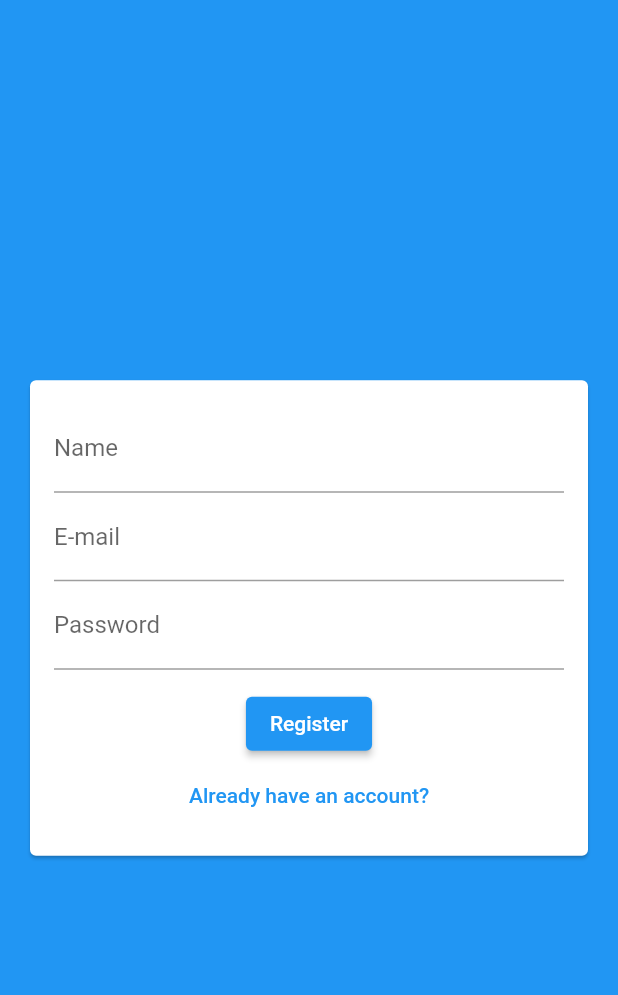
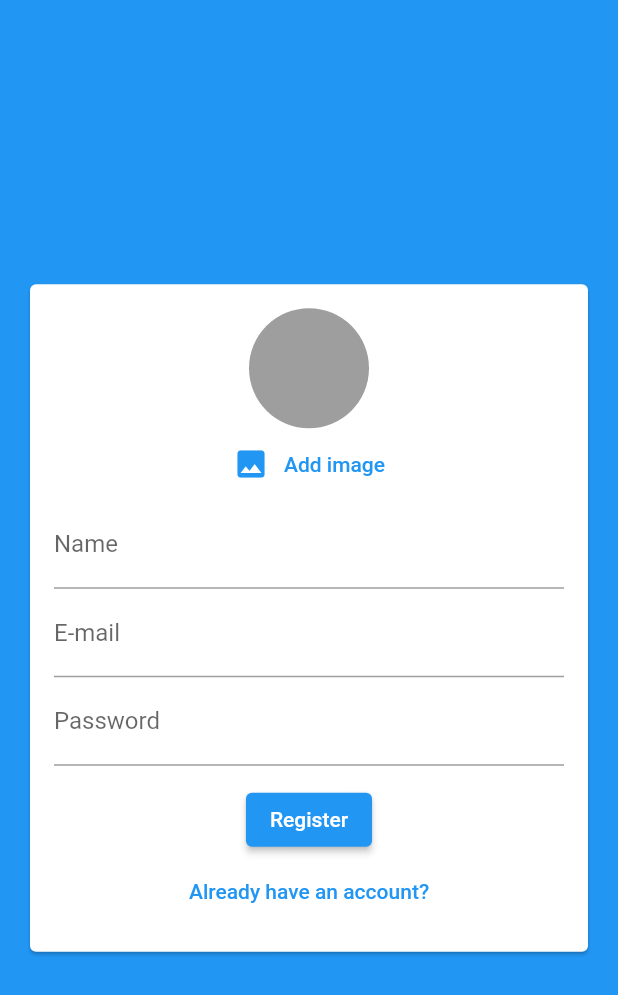
Before and after one commit to Uriel-David/Estudos_Dart-Flutter, a Flutter app: the AuthPage screen opened directly, after a tap on "Create new account?", on a phone screen of 412 x 824 dp. Shown: the top 995 px of the screen. Run offline on Flutter 3.47's test engine with Material 2 defaults, Android fonts, the light colour scheme and no system bars; our stand-ins replace flutter_dotenv, google_maps_flutter, image_picker, location, shared_preferences, sqflite; accounts and stored records are empty.

Commit message:
feat: auth methods and services mock impl

```diff
--- a/chat/lib/components/auth_form.dart
+++ b/chat/lib/components/auth_form.dart
@@ -1,8 +1,16 @@
-import 'package:chat/models/auth_form_data.dart';
+import 'dart:io';
+
+import 'package:chat/components/user_image_picker.dart';
+import 'package:chat/core/models/auth_form_data.dart';
 import 'package:flutter/material.dart';
 
 class AuthForm extends StatefulWidget {
-  const AuthForm({super.key});
+  const AuthForm({
+    super.key,
+    required this.onSubmit,
+  });
+
+  final void Function(AuthFormData) onSubmit;
 
   @override
   State<AuthForm> createState() => _AuthFormState();
@@ -12,8 +20,28 @@ class _AuthFormState extends State<AuthForm> {
   final _formKey = GlobalKey<FormState>();
   final _formData = AuthFormData();
 
+  void _showError(String msg) {
+    ScaffoldMessenger.of(context).showSnackBar(
+      SnackBar(
+        content: Text(msg),
+        backgroundColor: Theme.of(context).errorColor,
+      ),
+    );
+  }
+
   void _submit() {
-    _formKey.currentState?.validate();
+    final isValid = _formKey.currentState?.validate() ?? false;
+    if (!isValid) return;
+
+    if (_formData.image == null && _formData.isSignup) {
+      return _showError('Image not select');
+    }
+
+    widget.onSubmit(_formData);
+  }
+
+  void _handleImagePicker(File image) {
+    _formData.image = image;
   }
 
   @override
@@ -27,30 +55,59 @@ class _AuthFormState extends State<AuthForm> {
           child: Column(
             children: <Widget>[
               if (_formData.isSignup)
+                UserImagePicker(onImagePick: _handleImagePicker),
+              if (_formData.isSignup)
                 TextFormField(
                   key: const ValueKey('name'),
                   initialValue: _formData.name,
-                  decoration: InputDecoration(
+                  decoration: const InputDecoration(
                     labelText: 'Name',
                   ),
                   onChanged: (name) => _formData.name = name,
+                  validator: (nameValue) {
+                    final name = nameValue ?? '';
+
+                    if (name.trim().length < 3) {
+                      return 'name must have at least 3 characters.';
+                    }
+
+                    return null;
+                  },
                 ),
               TextFormField(
                 key: const ValueKey('email'),
                 initialValue: _formData.email,
-                decoration: InputDecoration(
+                decoration: const InputDecoration(
                   labelText: 'E-mail',
                 ),
                 onChanged: (email) => _formData.email = email,
+                validator: (emailValue) {
+                  final email = emailValue ?? '';
+
+                  if (!email.contains('@')) {
+                    return 'email format invalid.';
+                  }
+
+                  return null;
+                },
               ),
               TextFormField(
                 key: const ValueKey('password'),
                 initialValue: _formData.password,
                 obscureText: true,
-                decoration: InputDecoration(
+                decoration: const InputDecoration(
                   labelText: 'Password',
                 ),
                 onChanged: (password) => _formData.password = password,
+                validator: (passValue) {
+                  final password = passValue ?? '';
+
+                  if (password.trim().length < 6) {
+                    return 'password must have at least 6 characters.';
+                  }
+
+                  return null;
+                },
               ),
               const SizedBox(height: 12),
               ElevatedButton(
--- /dev/null
+++ b/chat/lib/components/user_image_picker.dart
@@ -0,0 +1,61 @@
+import 'dart:io';
+
+import 'package:flutter/material.dart';
+import 'package:image_picker/image_picker.dart';
+
+class UserImagePicker extends StatefulWidget {
+  const UserImagePicker({
+    super.key,
+    required this.onImagePick,
+  });
+
+  final void Function(File image) onImagePick;
+
+  @override
+  State<UserImagePicker> createState() => _UserImagePickerState();
+}
+
+class _UserImagePickerState extends State<UserImagePicker> {
+  File? _image;
+
+  Future<void> _pickImage() async {
+    final picker = ImagePicker();
+    final pickedImage = await picker.pickImage(
+      source: ImageSource.camera,
+      imageQuality: 50,
+      maxWidth: 150,
+    );
+
+    if (pickedImage != null) {
+      setState(() => _image = File(pickedImage.path));
+      widget.onImagePick(_image!);
+    }
+  }
+
+  @override
+  Widget build(BuildContext context) {
+    return Column(
+      children: <Widget>[
+        CircleAvatar(
+          radius: 40,
+          backgroundColor: Colors.grey,
+          backgroundImage: _image != null ? FileImage(_image!) : null,
+        ),
+        TextButton(
+          onPressed: _pickImage,
+          child: Row(
+            mainAxisAlignment: MainAxisAlignment.center,
+            children: <Widget>[
+              Icon(
+                Icons.image,
+                color: Theme.of(context).primaryColor,
+              ),
+              const SizedBox(width: 10),
+              const Text('Add image'),
+            ],
+          ),
+        )
+      ],
+    );
+  }
+}
--- /dev/null
+++ b/chat/lib/core/models/chat_user.dart
@@ -0,0 +1,13 @@
+class ChatUser {
+  final String id;
+  final String name;
+  final String email;
+  final String imageURL;
+
+  const ChatUser({
+    required this.id,
+    required this.name,
+    required this.email,
+    required this.imageURL,
+  });
+}
--- /dev/null
+++ b/chat/lib/core/services/auth/auth_mock_service.dart
@@ -0,0 +1,66 @@
+import 'dart:async';
+import 'dart:io';
+import 'dart:math';
+import 'package:chat/core/models/chat_user.dart';
+import 'package:chat/core/services/auth/auth_service.dart';
+
+class AuthMockService implements AuthService {
+  static const _defaultUser = ChatUser(
+    id: '1',
+    name: 'Test',
+    email: 'test@test.com',
+    imageURL: 'assets/images/avatar.png',
+  );
+  static final Map<String, ChatUser> _users = {
+    _defaultUser.email: _defaultUser,
+  };
+  static ChatUser? _currentUser;
+  static MultiStreamController<ChatUser?>? _controller;
+  static final _userStream = Stream<ChatUser?>.multi((controller) {
+    _controller = controller;
+    _updateUser(_defaultUser);
+  });
+
+  @override
+  ChatUser? get currentUser {
+    return _currentUser;
+  }
+
+  @override
+  Stream<ChatUser?> get userChanges {
+    return _userStream;
+  }
+
+  @override
+  Future<void> login(String email, String password) async {
+    _updateUser(_users[email]);
+  }
+
+  @override
+  Future<void> logout() async {
+    _updateUser(null);
+  }
+
+  @override
+  Future<void> signup(
+    String name,
+    String email,
+    String paassword,
+    File? image,
+  ) async {
+    final newUser = ChatUser(
+      id: Random().nextDouble().toString(),
+      name: name,
+      email: email,
+      imageURL: image?.path ?? 'assets/images/avatar.png',
+    );
+
+    _users.putIfAbsent(email, () => newUser);
+    _updateUser(newUser);
+  }
+
+  static void _updateUser(ChatUser? user) {
+    _currentUser = user;
+    _controller?.add(_currentUser);
+  }
+}
--- /dev/null
+++ b/chat/lib/core/services/auth/auth_service.dart
@@ -0,0 +1,16 @@
+import 'dart:io';
+import 'package:chat/core/models/chat_user.dart';
+import 'package:chat/core/services/auth/auth_mock_service.dart';
+
+abstract class AuthService {
+  ChatUser? get currentUser;
+  Stream<ChatUser?> get userChanges;
+
+  Future<void> signup(String name, String email, String paassword, File? image);
+  Future<void> login(String email, String password);
+  Future<void> logout();
+
+  factory AuthService() {
+    return AuthMockService();
+  }
+}
--- a/chat/lib/main.dart
+++ b/chat/lib/main.dart
@@ -1,4 +1,4 @@
-import 'package:chat/pages/auth_page.dart';
+import 'package:chat/pages/auth_or_app_page.dart';
 import 'package:flutter/material.dart';
 import 'package:flutter_dotenv/flutter_dotenv.dart';
 
@@ -17,7 +17,7 @@ class MyApp extends StatelessWidget {
       theme: ThemeData(
         primarySwatch: Colors.blue,
       ),
-      home: const AuthPage(),
+      home: const AuthOrAppPage(),
       debugShowCheckedModeBanner: false,
     );
   }
--- a/chat/lib/pages/auth_page.dart
+++ b/chat/lib/pages/auth_page.dart
@@ -1,17 +1,60 @@
 import 'package:chat/components/auth_form.dart';
+import 'package:chat/core/models/auth_form_data.dart';
+import 'package:chat/core/services/auth/auth_service.dart';
 import 'package:flutter/material.dart';
 
-class AuthPage extends StatelessWidget {
+class AuthPage extends StatefulWidget {
   const AuthPage({super.key});
+
+  @override
+  State<AuthPage> createState() => _AuthPageState();
+}
+
+class _AuthPageState extends State<AuthPage> {
+  bool isLoading = false;
+
+  Future<void> _handleSubmit(AuthFormData formData) async {
+    try {
+      setState(() => isLoading = true);
+
+      if (formData.isLogin) {
+        await AuthService().login(formData.email, formData.password);
+      } else {
+        await AuthService().signup(
+          formData.name,
+          formData.email,
+          formData.password,
+          formData.image,
+        );
+      }
+    } catch (error) {
+      // catch error!
+    } finally {
+      setState(() => isLoading = false);
+    }
+  }
 
   @override
   Widget build(BuildContext context) {
     return Scaffold(
       backgroundColor: Theme.of(context).primaryColor,
-      body: Center(
-        child: SingleChildScrollView(
-          child: AuthForm(),
-        ),
+      body: Stack(
+        children: [
+          Center(
+            child: SingleChildScrollView(
+              child: AuthForm(onSubmit: _handleSubmit),
+            ),
+          ),
+          if (isLoading)
+            Container(
+              decoration: const BoxDecoration(
+                color: Color.fromRGBO(0, 0, 0, 0.5),
+              ),
+              child: const Center(
+                child: CircularProgressIndicator(),
+              ),
+            ),
+        ],
       ),
     );
   }
--- a/chat/pubspec.yaml
+++ b/chat/pubspec.yaml
@@ -32,11 +32,13 @@ dependencies:
   flutter:
     sdk: flutter
   flutter_dotenv: ^5.1.0
+  image_picker: ^0.8.7+3
 
 
   # The following adds the Cupertino Icons font to your application.
   # Use with the CupertinoIcons class for iOS style icons.
   cupertino_icons: ^1.0.2
+  models: ^0.0.2
 
 dev_dependencies:
   flutter_test:
@@ -63,6 +65,7 @@ flutter:
   # To add assets to your application, add an assets section, like this:
   assets:
     - .env
+    - assets/images/avatar.png
   #   - images/a_dot_burr.jpeg
   #   - images/a_dot_ham.jpeg
 
```
Also changed, not shown: chat/lib/pages/auth_or_app_page.dart (added, +26 -0 lines), chat/lib/pages/chat_page.dart (added, +26 -0 lines), chat/assets/images/avatar.png (added), chat/lib/core/models/auth_form_data.dart (renamed from chat/lib/models/auth_form_data.dart), 6 other files.
